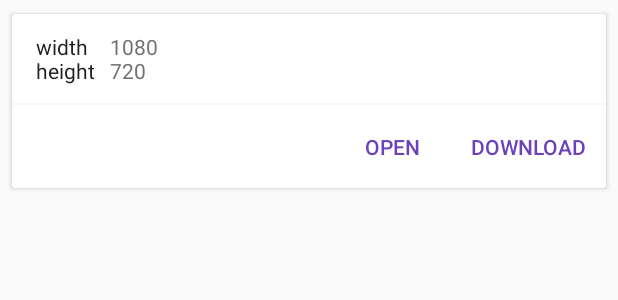
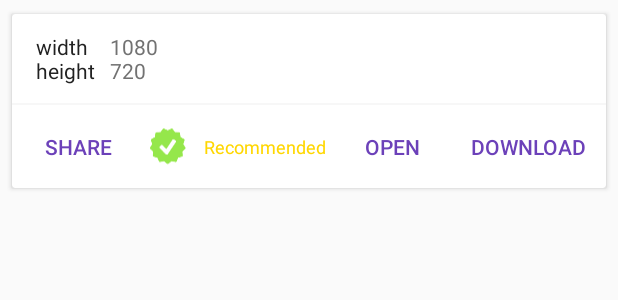
Before and after one commit to rendyramon/GimmeTheFile, an Android app: the layout formats_list_item.xml on its own in the app's theme, with its tools: preview values and no code run, on a phone screen of 412 x 824 dp. Shown: the top 300 px of the screen. Run offline under Robolectric (Android 15) with nearby library versions, the phone set to English and light mode, and no system bars.

Commit message:
share link button added

```diff
--- a/app/src/main/java/com/drivfe/gimmethefile/listeners/FormatCardListener.java
+++ b/app/src/main/java/com/drivfe/gimmethefile/listeners/FormatCardListener.java
@@ -3,4 +3,5 @@ package com.drivfe.gimmethefile.listeners;
 public interface FormatCardListener {
     void onFormatDownloadClicked(int position);
     void onFormatOpenClicked(int position);
+    void onFormatShareClicked(int position);
 }
--- a/app/src/main/res/layout/formats_list_item.xml
+++ b/app/src/main/res/layout/formats_list_item.xml
@@ -55,10 +55,10 @@
             android:id="@+id/iv_format_best"
             android:src="@drawable/ic_best_format"
             android:visibility="gone"
-            android:padding="8dp"
             android:layout_below="@+id/divider_format"
-            android:layout_alignParentLeft="true"
-            android:layout_alignParentStart="true" />
+            android:layout_toEndOf="@+id/btn_format_share"
+            android:layout_marginEnd="8dp"
+            tools:visibility="visible" />
 
         <TextView
             android:id="@+id/tv_format_recommended"
@@ -68,9 +68,25 @@
             android:gravity="center_vertical"
             android:textColor="@color/colorGoldRecommended"
             android:visibility="gone"
+            android:textSize="12sp"
             android:layout_below="@+id/divider_format"
             android:layout_toRightOf="@+id/iv_format_best"
-            android:layout_toEndOf="@+id/iv_format_best" />
+            android:layout_toEndOf="@+id/iv_format_best"
+            android:layout_toStartOf="@+id/btn_format_open"
+            android:maxLines="1"
+            android:ellipsize="end"
+            tools:visibility="visible" />
+
+        <Button
+            android:id="@+id/btn_format_share"
+            android:layout_width="wrap_content"
+            android:layout_height="55dp"
+            android:text="share"
+            android:padding="8dp"
+            android:textColor="@color/colorFormatButton"
+            android:background="?attr/selectableItemBackgroundBorderless"
+            android:layout_alignParentStart="true"
+            android:layout_below="@+id/divider_format" />
 
         <Button
             android:id="@+id/btn_format_open"
```
Also changed, not shown: app/src/main/java/com/drivfe/gimmethefile/activities/FormatsActivity.java (+8 -0 lines), app/src/main/java/com/drivfe/gimmethefile/adapters/FormatsAdapter.java (+7 -0 lines).
